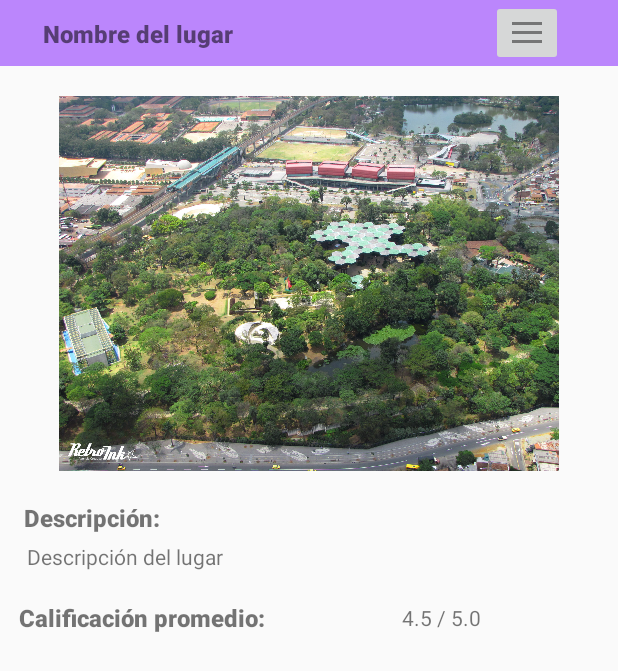
After one commit to sachih1ro/MedellinPlacesApp-4MinTIC2022, an Android app: the PlaceItemFragment screen opened through its navigation route, on a phone screen of 412 x 824 dp. The commit adds this screen. Shown: the top 671 px of the screen. Run offline under Robolectric (Android 15) with nearby library versions, the phone set to English and light mode, and no system bars.

Commit message:
Se pasa a trabajar con fragments y se implementa navegación entre ellos

```diff
--- a/app/build.gradle
+++ b/app/build.gradle
@@ -39,6 +39,7 @@ dependencies {
     implementation 'androidx.recyclerview:recyclerview:1.2.1'
     implementation 'com.google.android.material:material:1.4.0'
     implementation 'androidx.preference:preference:1.1.1'
+    implementation 'androidx.legacy:legacy-support-v4:1.0.0'
     testImplementation 'junit:junit:4.+'
     androidTestImplementation 'android.test.ext:junit:1.1.3'
     androidTestImplementation 'androidx.test.espresso:espresso-core:3.4.0'
--- a/app/src/main/java/com/example/medellinplaces/CustomPlacesAdapter.kt
+++ b/app/src/main/java/com/example/medellinplaces/CustomPlacesAdapter.kt
@@ -2,12 +2,15 @@ package com.example.medellinplaces
 
 import android.content.Context
 import android.content.Intent
+import android.util.Log
 import android.view.LayoutInflater
 import android.view.View
 import android.view.ViewGroup
 import android.widget.ImageView
 import android.widget.TextView
 import android.widget.Toast
+import androidx.navigation.NavController
+import androidx.navigation.Navigation
 import androidx.recyclerview.widget.RecyclerView
 
 class CustomPlacesAdapter(
@@ -16,6 +19,7 @@ class CustomPlacesAdapter(
     private val placeDescription: ArrayList<String>,
     private val placeImageName: ArrayList<String>,
     private val placeScore: ArrayList<String>,
+    private var navController: NavController? = null
     ):RecyclerView.Adapter<CustomPlacesAdapter.MyViewHolder>(){
 
     override fun onCreateViewHolder(parent: ViewGroup, viewType: Int):
@@ -38,6 +42,12 @@ class CustomPlacesAdapter(
             .getIdentifier(placeImageName[position],"drawable", context.packageName)
         holder.placeImageImageView.setImageResource(idImageView)
         holder.placeScoreTextView.text = placeScore[position]
+
+        holder.itemView.setOnClickListener {
+            navController = Navigation.findNavController(holder.itemView)
+            navController!!.navigate(R.id.action_placesListFragment_to_placeItemFragment)
+        }
+        /*
         holder.itemView.setOnClickListener {
             //Toast.makeText(context, placeName[position], Toast.LENGTH_SHORT).show()
             //val switchActivityIntent = Intent(this, PlaceItemActivity::class.java)
@@ -46,8 +56,13 @@ class CustomPlacesAdapter(
                 .putExtra("placeDescription", placeDescription[position])
                 .putExtra("placeImageName", placeImageName[position])
                 .putExtra("placeScore", placeScore[position])
+            Log.d("Testito","Intentaremos pasar del fragment a la activity Item")
             context.startActivity(switchActivityListToItem)
         }
+
+         */
+
+
     }
 
     override fun getItemCount(): Int {
--- /dev/null
+++ b/app/src/main/java/com/example/medellinplaces/PlaceItemFragment.kt
@@ -0,0 +1,44 @@
+package com.example.medellinplaces
+
+import android.os.Bundle
+import androidx.fragment.app.Fragment
+import android.view.LayoutInflater
+import android.view.View
+import android.view.ViewGroup
+import android.widget.ImageButton
+import androidx.navigation.NavController
+import androidx.navigation.Navigation
+
+private const val ARG_PARAM1 = "param1"
+private const val ARG_PARAM2 = "param2"
+
+class PlaceItemFragment : Fragment() {
+
+    var navController: NavController? = null
+
+    override fun onCreate(savedInstanceState: Bundle?) {
+        super.onCreate(savedInstanceState)
+        arguments?.let {
+            //param1 = it.getString(ARG_PARAM1)
+            //param2 = it.getString(ARG_PARAM2)
+        }
+    }
+
+    override fun onCreateView(
+        inflater: LayoutInflater, container: ViewGroup?,
+        savedInstanceState: Bundle?
+    ): View? {
+        // Inflate the layout for this fragment
+        return inflater.inflate(R.layout.fragment_place_item, container, false)
+    }
+
+    override fun onViewCreated(view: View, savedInstanceState: Bundle?) {
+        super.onViewCreated(view, savedInstanceState)
+
+        navController = Navigation.findNavController(view)
+        view.findViewById<ImageButton>(R.id.buttonMenu_imageButton_item).setOnClickListener {
+            navController!!.navigate(R.id.action_placeItemFragment_to_settingsFragment)
+        }
+    }
+
+}
--- /dev/null
+++ b/app/src/main/java/com/example/medellinplaces/PlacesListFragment.kt
@@ -0,0 +1,79 @@
+package com.example.medellinplaces
+
+import android.os.Bundle
+import android.util.Log
+import androidx.fragment.app.Fragment
+import android.view.LayoutInflater
+import android.view.View
+import android.view.ViewGroup
+import android.widget.ImageButton
+import androidx.navigation.NavController
+import androidx.navigation.Navigation
+import androidx.recyclerview.widget.LinearLayoutManager
+import androidx.recyclerview.widget.RecyclerView
+import com.example.medellinplaces.utils.Utils
+import org.json.JSONException
+import org.json.JSONObject
+
+private const val ARG_PARAM1 = "param1"
+private const val ARG_PARAM2 = "param2"
+
+class PlacesListFragment : Fragment() {
+
+    var placeNames: ArrayList<String> = ArrayList()
+    var placeDescriptions: ArrayList<String> = ArrayList()
+    var placeImageNames: ArrayList<String> = ArrayList()
+    var placeScores: ArrayList<String> = ArrayList()
+    var navController: NavController? = null
+
+    override fun onCreate(savedInstanceState: Bundle?) {
+        super.onCreate(savedInstanceState)
+        arguments?.let {
+            //param1 = it.getString(ARG_PARAM1)
+            //param2 = it.getString(ARG_PARAM2)
+        }
+    }
+
+    override fun onCreateView(
+        inflater: LayoutInflater, container: ViewGroup?,
+        savedInstanceState: Bundle?
+    ): View? {
+        // Inflate the layout for this fragment
+        Log.d("Testito","Creando vista de fragment")
+        return inflater.inflate(R.layout.fragment_places_list, container, false)
+    }
+
+    override fun onViewCreated(view: View, savedInstanceState: Bundle?) {
+        super.onViewCreated(view, savedInstanceState)
+
+        Log.d("Testito","Se creó la vista de fragment")
+        val recyclerViewPlaces: RecyclerView = view.findViewById(R.id.places_recyclerView)
+        val linearLayoutManager = LinearLayoutManager(requireContext().applicationContext)
+        navController = Navigation.findNavController(view)
+        view.findViewById<ImageButton>(R.id.buttonMenu_imageButton_list).setOnClickListener {
+            navController!!.navigate(R.id.action_placesListFragment_to_settingsFragment)
+        }
+
+        recyclerViewPlaces.layoutManager = linearLayoutManager
+
+        try {
+            val obj = JSONObject(Utils(requireContext()).loadJsonFromAssets(requireContext().applicationContext, "places.json"))
+            val placesArray = obj.getJSONArray("places")
+            for (i in 0 until placesArray.length()) {
+                val placeInfo = placesArray.getJSONObject(i)
+                placeNames.add(placeInfo.getString("name"))
+                placeDescriptions.add(placeInfo.getString("description"))
+                placeImageNames.add(placeInfo.getString("image"))
+                placeScores.add(placeInfo.getString("score"))
+            }
+        } catch (e: JSONException) {
+            e.printStackTrace()
+        }
+
+        Log.d("Testito","Neta se creó la vista de fragment")
+        val customAdapter = CustomPlacesAdapter(requireContext(), placeNames, placeDescriptions, placeImageNames, placeScores)
+        recyclerViewPlaces.adapter = customAdapter
+
+    }
+
+}
--- /dev/null
+++ b/app/src/main/java/com/example/medellinplaces/PlacesMainActivity.kt
@@ -0,0 +1,11 @@
+package com.example.medellinplaces
+
+import androidx.appcompat.app.AppCompatActivity
+import android.os.Bundle
+
+class PlacesMainActivity : AppCompatActivity() {
+    override fun onCreate(savedInstanceState: Bundle?) {
+        super.onCreate(savedInstanceState)
+        setContentView(R.layout.activity_places_main)
+    }
+}
--- /dev/null
+++ b/app/src/main/res/layout/activity_places_main.xml
@@ -0,0 +1,22 @@
+<?xml version="1.0" encoding="utf-8"?>
+<androidx.constraintlayout.widget.ConstraintLayout xmlns:android="http://schemas.android.com/apk/res/android"
+    xmlns:app="http://schemas.android.com/apk/res-auto"
+    xmlns:tools="http://schemas.android.com/tools"
+    android:layout_width="match_parent"
+    android:layout_height="match_parent"
+    tools:context=".PlacesMainActivity">
+
+    <androidx.fragment.app.FragmentContainerView
+        android:id="@+id/nav_host_fragment"
+        android:name="androidx.navigation.fragment.NavHostFragment"
+        android:layout_width="0dp"
+        android:layout_height="0dp"
+        app:layout_constraintLeft_toLeftOf="parent"
+        app:layout_constraintRight_toRightOf="parent"
+        app:layout_constraintTop_toTopOf="parent"
+        app:layout_constraintBottom_toBottomOf="parent"
+
+        app:defaultNavHost="true"
+        app:navGraph="@navigation/nav_graph" />
+
+</androidx.constraintlayout.widget.ConstraintLayout>
--- /dev/null
+++ b/app/src/main/res/layout/fragment_place_item.xml
@@ -0,0 +1,110 @@
+<?xml version="1.0" encoding="utf-8"?>
+<androidx.constraintlayout.widget.ConstraintLayout xmlns:android="http://schemas.android.com/apk/res/android"
+    xmlns:app="http://schemas.android.com/apk/res-auto"
+    xmlns:tools="http://schemas.android.com/tools"
+    android:layout_width="match_parent"
+    android:layout_height="match_parent"
+    tools:context=".PlaceItemFragment">
+
+    <androidx.constraintlayout.widget.ConstraintLayout
+        android:id="@+id/upperContainer_constraintLayout_list"
+        android:layout_width="match_parent"
+        android:layout_height="wrap_content"
+        android:background="@color/purple_200"
+        app:layout_constraintEnd_toEndOf="parent"
+        app:layout_constraintStart_toStartOf="parent"
+        app:layout_constraintTop_toTopOf="parent">
+
+        <TextView
+            android:id="@+id/textView_placeName_item"
+            android:layout_width="wrap_content"
+            android:layout_height="wrap_content"
+            android:fontFamily="sans-serif-black"
+            android:text="@string/place_name_default"
+            android:textSize="16sp"
+            app:layout_constraintBottom_toBottomOf="@+id/buttonMenu_imageButton_item"
+            app:layout_constraintEnd_toEndOf="parent"
+            app:layout_constraintHorizontal_bias="0.1"
+            app:layout_constraintStart_toStartOf="parent"
+            app:layout_constraintTop_toTopOf="@+id/buttonMenu_imageButton_item" />
+
+        <ImageButton
+            android:id="@+id/buttonMenu_imageButton_item"
+            android:layout_width="wrap_content"
+            android:layout_height="wrap_content"
+            android:contentDescription="@string/menu_button_contentDescription"
+            app:layout_constraintBottom_toBottomOf="parent"
+            app:layout_constraintEnd_toEndOf="parent"
+            app:layout_constraintHorizontal_bias="0.9"
+            app:layout_constraintStart_toStartOf="parent"
+            app:layout_constraintTop_toTopOf="parent"
+            app:layout_constraintVertical_bias="1.0"
+            app:srcCompat="@drawable/menu_button" />
+    </androidx.constraintlayout.widget.ConstraintLayout>
+
+    <ImageView
+        android:id="@+id/imageView_placeImage_item"
+        android:layout_width="360dp"
+        android:layout_height="250dp"
+        android:layout_marginStart="10dp"
+        android:layout_marginTop="20dp"
+        android:layout_marginEnd="10dp"
+        app:layout_constraintEnd_toEndOf="parent"
+        app:layout_constraintStart_toStartOf="parent"
+        app:layout_constraintTop_toBottomOf="@+id/upperContainer_constraintLayout_list"
+        app:srcCompat="@drawable/jardin_botanico"
+        tools:srcCompat="@drawable/jardin_botanico"
+        android:contentDescription="@string/place_image_contentDescription" />
+
+    <TextView
+        android:id="@+id/descriptionTitle_textView"
+        android:layout_width="wrap_content"
+        android:layout_height="wrap_content"
+        android:layout_marginTop="20dp"
+        android:fontFamily="sans-serif-black"
+        android:text="@string/descriptionTitle"
+        android:textSize="16sp"
+        app:layout_constraintEnd_toEndOf="parent"
+        app:layout_constraintHorizontal_bias="0.05"
+        app:layout_constraintStart_toStartOf="parent"
+        app:layout_constraintTop_toBottomOf="@+id/imageView_placeImage_item" />
+
+    <TextView
+        android:id="@+id/textView_placeDescription_item"
+        android:layout_width="0dp"
+        android:layout_height="wrap_content"
+        android:layout_marginStart="18dp"
+        android:layout_marginTop="5dp"
+        android:layout_marginEnd="18dp"
+        android:justificationMode="inter_word"
+        android:text="@string/place_description_default"
+        app:layout_constraintEnd_toEndOf="parent"
+        app:layout_constraintStart_toStartOf="parent"
+        app:layout_constraintTop_toBottomOf="@+id/descriptionTitle_textView" />
+
+    <TextView
+        android:id="@+id/textView_scoreTitle"
+        android:layout_width="wrap_content"
+        android:layout_height="wrap_content"
+        android:layout_marginTop="20dp"
+        android:fontFamily="sans-serif-black"
+        android:text="@string/score_title"
+        android:textSize="16sp"
+        app:layout_constraintEnd_toEndOf="parent"
+        app:layout_constraintHorizontal_bias="0.05"
+        app:layout_constraintStart_toStartOf="parent"
+        app:layout_constraintTop_toBottomOf="@+id/textView_placeDescription_item" />
+
+    <TextView
+        android:id="@+id/textView_scoreValue_item"
+        android:layout_width="wrap_content"
+        android:layout_height="wrap_content"
+        android:justificationMode="inter_word"
+        android:text="@string/score_default"
+        app:layout_constraintBottom_toBottomOf="@+id/textView_scoreTitle"
+        app:layout_constraintEnd_toEndOf="parent"
+        app:layout_constraintStart_toEndOf="@+id/textView_scoreTitle"
+        app:layout_constraintTop_toTopOf="@+id/textView_scoreTitle" />
+
+
+</androidx.constraintlayout.widget.ConstraintLayout>
--- a/app/src/main/res/navigation/nav_graph.xml
+++ b/app/src/main/res/navigation/nav_graph.xml
@@ -3,16 +3,30 @@
     xmlns:app="http://schemas.android.com/apk/res-auto"
     xmlns:tools="http://schemas.android.com/tools"
     android:id="@+id/nav_graph"
-    app:startDestination="@id/placesListActivity">
-
-    <activity
-        android:id="@+id/placesListActivity"
-        android:name="com.example.medellinplaces.PlacesListActivity"
-        android:label="activity_places_list"
-        tools:layout="@layout/activity_places_list" />
-    <activity
-        android:id="@+id/placeItemActivity"
-        android:name="com.example.medellinplaces.PlaceItemActivity"
-        android:label="activity_place_item"
-        tools:layout="@layout/activity_place_item" />
+    app:startDestination="@id/placesListFragment">
+    <fragment
+        android:id="@+id/placesListFragment"
+        android:name="com.example.medellinplaces.PlacesListFragment"
+        android:label="fragment_places_list"
+        tools:layout="@layout/fragment_places_list" >
+        <action
+            android:id="@+id/action_placesListFragment_to_placeItemFragment"
+            app:destination="@id/placeItemFragment" />
+        <action
+            android:id="@+id/action_placesListFragment_to_settingsFragment"
+            app:destination="@id/settingsFragment" />
+    </fragment>
+    <fragment
+        android:id="@+id/placeItemFragment"
+        android:name="com.example.medellinplaces.PlaceItemFragment"
+        android:label="fragment_place_item"
+        tools:layout="@layout/fragment_place_item" >
+        <action
+            android:id="@+id/action_placeItemFragment_to_settingsFragment"
+            app:destination="@id/settingsFragment" />
+    </fragment>
+    <fragment
+        android:id="@+id/settingsFragment"
+        android:name="com.example.medellinplaces.SettingsFragment"
+        android:label="SettingsFragment" />
 </navigation>
```
Also changed, not shown: app/src/main/AndroidManifest.xml (+6 -12 lines), app/src/main/java/com/example/medellinplaces/PlaceItemActivity.kt (deleted, +0 -33 lines), app/src/main/java/com/example/medellinplaces/PlacesListActivity.kt (deleted, +0 -58 lines), app/src/main/java/com/example/medellinplaces/SettingsFragment.kt (added, +11 -0 lines), app/src/main/res/layout/activity_place_item.xml (deleted, +0 -110 lines), app/src/main/res/layout/activity_places_list.xml (deleted, +0 -58 lines), app/src/main/res/layout/fragment_places_list.xml (added, +58 -0 lines), app/src/main/res/values/arrays.xml (added, +12 -0 lines), app/src/main/res/values/strings.xml (+6 -11 lines), app/src/main/res/xml/root_preferences.xml (added, +18 -0 lines).
